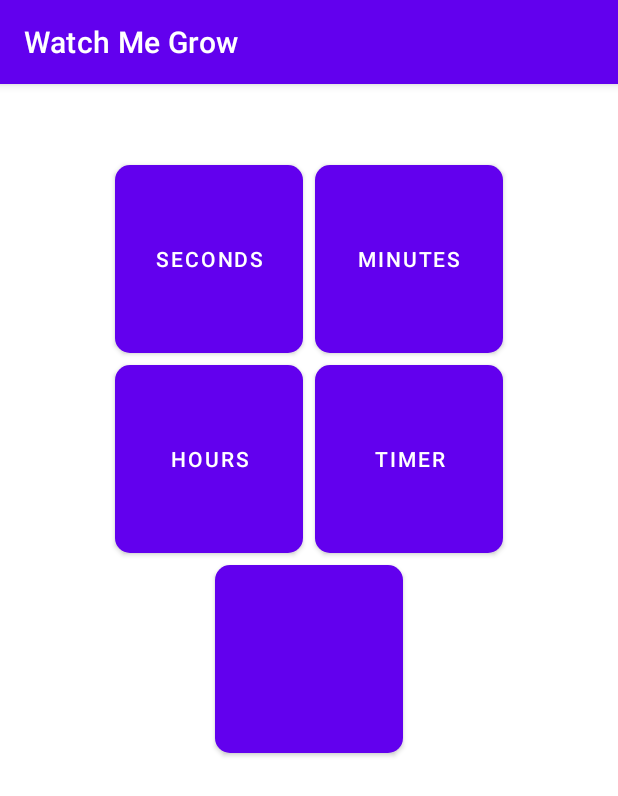
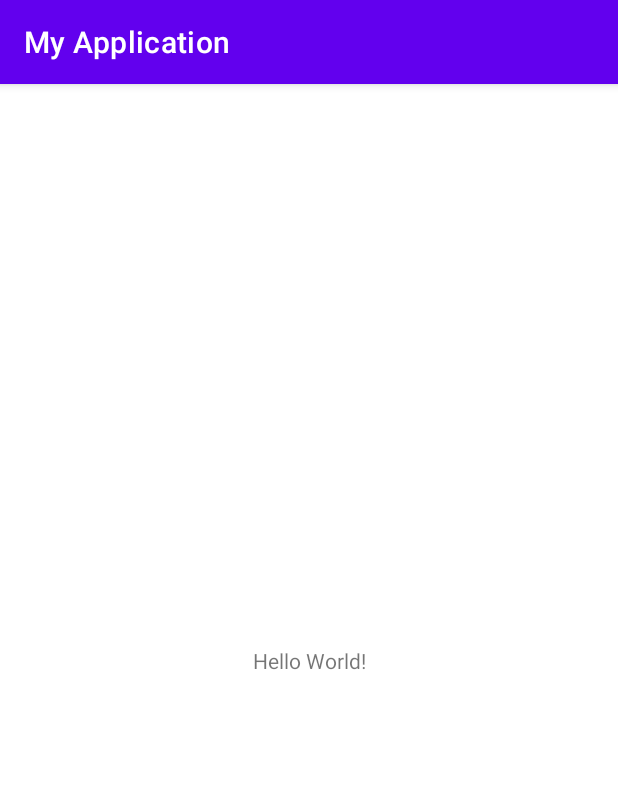
Before and after one commit to trav-ts/AgeTimer, an Android app: the screen it shows after launch (MainActivity), on a phone screen of 412 x 824 dp. Shown: the top 796 px of the screen. Run offline under Robolectric (Android 15) with nearby library versions, the phone set to English and light mode, and no system bars.

Commit message:
Initial setup

```diff
--- a/app/src/main/res/layout/activity_main.xml
+++ b/app/src/main/res/layout/activity_main.xml
@@ -1,58 +1,18 @@
 <?xml version="1.0" encoding="utf-8"?>
-    <!-- Grid layout will contain 5 buttons, 2 buttons per row. The last row will only contain 1 button
-         so it should be centered. -->
-    <GridLayout xmlns:android="http://schemas.android.com/apk/res/android"
-        xmlns:tools="http://schemas.android.com/tools"
+<androidx.constraintlayout.widget.ConstraintLayout xmlns:android="http://schemas.android.com/apk/res/android"
+    xmlns:app="http://schemas.android.com/apk/res-auto"
+    xmlns:tools="http://schemas.android.com/tools"
+    android:layout_width="match_parent"
+    android:layout_height="match_parent"
+    tools:context=".MainActivity">
+
+    <TextView
         android:layout_width="wrap_content"
-        android:layout_height="match_parent"
-        android:layout_gravity="center"
-        android:useDefaultMargins="true"
-        android:padding="50dp"
-        android:rowCount="4"
-        android:columnCount="2"
-        android:background="@color/white"
-        tools:context=".MainActivity"
-        >
-        <Button
-            android:id="@+id/seconds_btn"
-            android:layout_row="0"
-            android:layout_column="0"
-            android:layout_width="125dp"
-            android:layout_height="125dp"
-            android:background="@drawable/roundbtn"
-            android:text="@string/seconds_btn"/>
-        <Button
-            android:id="@+id/minutes_btn"
-            android:layout_row="0"
-            android:layout_column="1"
-            android:layout_width="125dp"
-            android:layout_height="125dp"
-            android:background="@drawable/roundbtn"
-            android:text="@string/minutes_btn"/>
-        <Button
-            android:id="@+id/hours_btn"
-            android:layout_row="1"
-            android:layout_column="0"
-            android:layout_width="125dp"
-            android:layout_height="125dp"
-            android:background="@drawable/roundbtn"
-            android:text="@string/hours_btn"/>
-        <Button
-            android:id="@+id/timer_btn"
-            android:layout_row="1"
-            android:layout_column="1"
-            android:layout_width="125dp"
-            android:layout_height="125dp"
-            android:background="@drawable/roundbtn"
-            android:text="@string/timer_btn"/>
-        <Button
-            android:id="@+id/settings_btn"
-            android:layout_row="2"
-            android:layout_column="0"
-            android:layout_columnSpan="2"
-            android:layout_gravity="center"
-            android:layout_width="125dp"
-            android:layout_height="125dp"
-            android:background="@drawable/roundbtn"
-            />
-    </GridLayout>
+        android:layout_height="wrap_content"
+        android:text="Hello World!"
+        app:layout_constraintBottom_toBottomOf="parent"
+        app:layout_constraintEnd_toEndOf="parent"
+        app:layout_constraintStart_toStartOf="parent"
+        app:layout_constraintTop_toTopOf="parent" />
+
+</androidx.constraintlayout.widget.ConstraintLayout>
--- a/app/src/main/res/values/strings.xml
+++ b/app/src/main/res/values/strings.xml
@@ -1,7 +1,3 @@
 <resources>
-    <string name="app_name">Watch Me Grow</string>
-    <string name="seconds_btn">Seconds</string>
-    <string name="minutes_btn">Minutes</string>
-    <string name="hours_btn">Hours</string>
-    <string name="timer_btn">Timer</string>
+    <string name="app_name">My Application</string>
 </resources>
```
